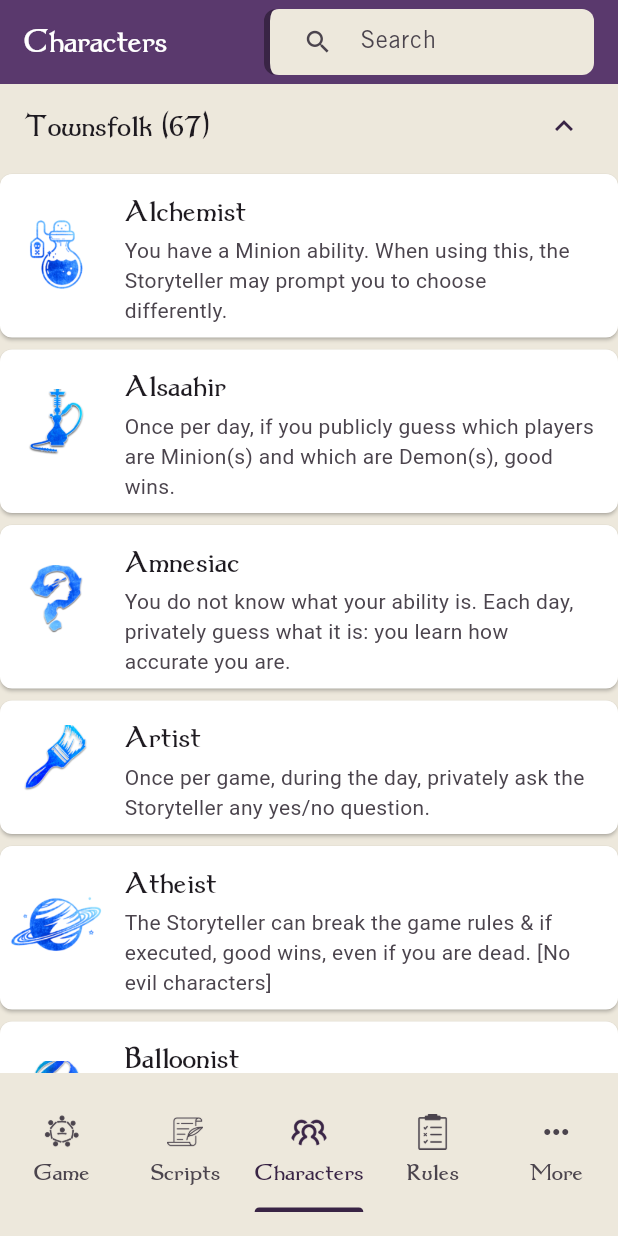
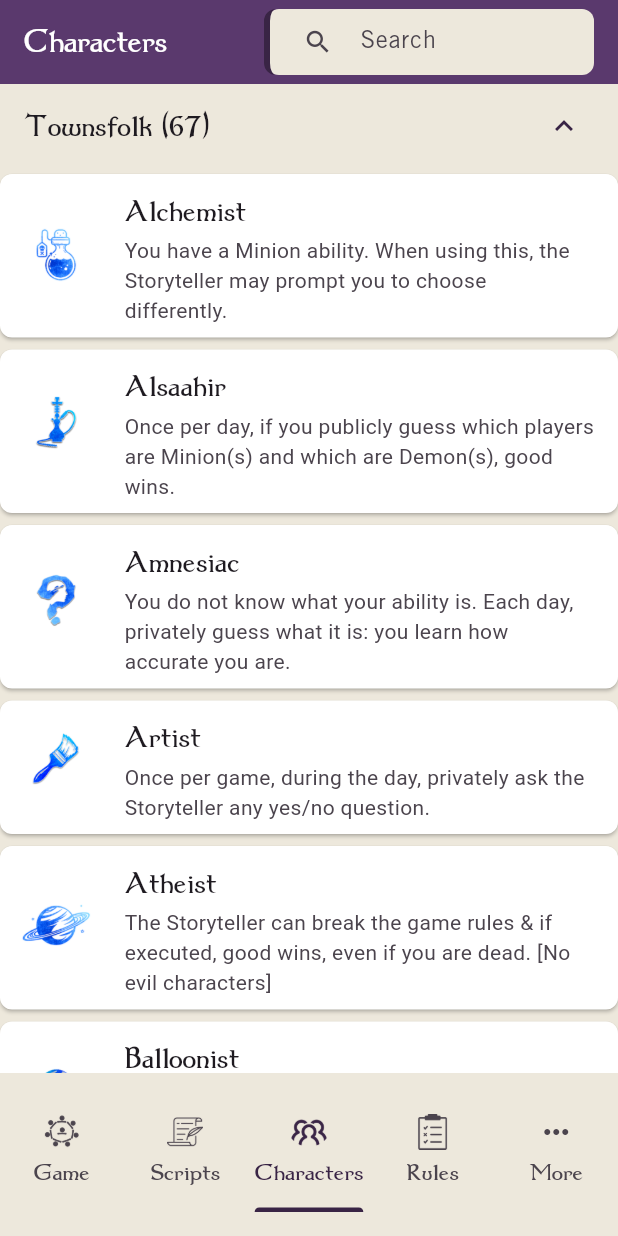
Before and after one commit to marianapatcosta/the-investigators-clues, a Flutter app: the screen it shows after launch, item 3 of the bottom bar chosen, on a phone screen of 412 x 824 dp. Run offline on Flutter 3.47's test engine with Material 3 defaults, Android fonts, the phone set to English and light mode, and no system bars; our stand-ins replace flutter_riverpod, shared_preferences, shimmer, webview_flutter; missing offline and left inert: flutter_circular_text; generated files the repository leaves out were written again.

Commit message:
improve some UI aspects

```diff
--- a/lib/l10n/app_en.arb
+++ b/lib/l10n/app_en.arb
@@ -43,6 +43,7 @@
   "drawing": "Drawing...",
   "drawCharacters": "Draw characters",
   "drawYourCharacter": "Grab your character from the bag!",
+  "eachNightExcept": "* Each night except the first night.",
   "edit": "Edit",
   "editGeneralNotes": "Edit general notes",
   "editInfoToken": "Edit info token",
--- a/lib/l10n/app_pt.arb
+++ b/lib/l10n/app_pt.arb
@@ -43,6 +43,7 @@
   "drawing": "A sortear...",
   "drawCharacters": "Sortear personagens",
   "drawYourCharacter": "Tira o teu personagem do saco!",
+  "eachNightExcept": "* Todas as noites excepto a primeira.",
   "edit": "Editar",
   "editGeneralNotes": "Editar notas gerais",
   "editInfoToken": "Editar informação",
--- a/lib/screens/characters_list.dart
+++ b/lib/screens/characters_list.dart
@@ -5,7 +5,7 @@ import 'package:my_botc_notes/data/characters.dart';
 import 'package:my_botc_notes/models/character.dart';
 import 'package:my_botc_notes/utils.dart';
 import 'package:my_botc_notes/widgets/index.dart'
-    show CharacterItem, Layout, Search;
+    show CharacterItem, CustomSafeArea, Layout, Search;
 
 final kInitialCharactersByTeam = getCharactersByTeam(characters);
 
@@ -71,9 +71,8 @@ class _CharactersListScreenState extends State<CharactersListScreen>
 
     return Layout(
       child: Scaffold(
-        body: /*  SafeArea(
-          child: */
-            CustomScrollView(
+          body: CustomSafeArea(
+        child: CustomScrollView(
           slivers: [
             SliverAppBar(
               automaticallyImplyLeading:
@@ -148,8 +147,7 @@ class _CharactersListScreenState extends State<CharactersListScreen>
                   ),
           ],
         ),
-        // )
-      ),
+      )),
     );
   }
 }
--- a/lib/widgets/grimoire/grimoire_settings.dart
+++ b/lib/widgets/grimoire/grimoire_settings.dart
@@ -165,7 +165,6 @@ class _GrimoireSettingsState extends State<GrimoireSettings> {
       title: t.grimoireSettings,
       content: Container(
         margin: const EdgeInsets.only(bottom: 24),
-        padding: const EdgeInsets.symmetric(horizontal: 16),
         child: Column(
           crossAxisAlignment: CrossAxisAlignment.start,
           children: [
--- a/lib/widgets/grimoire/player_item.dart
+++ b/lib/widgets/grimoire/player_item.dart
@@ -151,8 +151,8 @@ class _PlayerItemState extends State<PlayerItem> {
     final isPlayerOnRightSide = _offset.dx > grimoireSize.width / 2;
 
     final double additionalInfoWidth = widget.showPlayersNotes
-        ? kPlayerNotesSize
-        : (widget.showVotingPhase ? kPlayerCheckboxesSize : 0);
+        ? kPlayerNotesSize + 2
+        : (widget.showVotingPhase ? kPlayerCheckboxesSize : 0) + 2;
 
     return Positioned(
         left:
--- a/lib/widgets/scripts/character_image.dart
+++ b/lib/widgets/scripts/character_image.dart
@@ -33,7 +33,7 @@ class CharacterImage extends StatelessWidget {
           )
         : Image.asset(
             image,
-            fit: BoxFit.cover,
+            fit: BoxFit.fitHeight,
             semanticLabel: name,
             color: color,
             errorBuilder: (context, error, stackTrace) {
--- /dev/null
+++ b/lib/widgets/ui/custom_safearea.dart
@@ -0,0 +1,29 @@
+import 'package:flutter/material.dart';
+
+class CustomSafeArea extends StatelessWidget {
+  const CustomSafeArea({
+    super.key,
+    required this.child,
+  });
+
+  final Widget child;
+
+  @override
+  Widget build(BuildContext context) {
+    final theme = Theme.of(context);
+    final safeAreaInsets = MediaQuery.of(context).padding;
+
+    return Stack(
+      children: [
+        Positioned(
+          top: 0,
+          left: 0,
+          right: 0,
+          height: safeAreaInsets.top,
+          child: Container(color: theme.appBarTheme.backgroundColor),
+        ),
+        SafeArea(child: child),
+      ],
+    );
+  }
+}
--- a/lib/widgets/ui/index.dart
+++ b/lib/widgets/ui/index.dart
@@ -1,4 +1,5 @@
 export 'button_tab.dart';
+export 'custom_safearea.dart';
 export 'dropdown_search.dart';
 export 'form_action_bar.dart';
 export 'dropdown.dart';
```
Also changed, not shown: lib/screens/character_details.dart (+31 -7 lines), lib/screens/game.dart (+10 -6 lines), lib/screens/rules.dart (+36 -27 lines), lib/screens/script_details.dart (+4 -10 lines), lib/screens/scripts_list.dart (+8 -1 lines), lib/widgets/game_setup/new_game_storyteller_form.dart (+20 -14 lines), lib/widgets/scripts/characters_grid.dart (+9 -2 lines), lib/widgets/scripts/characters_list.dart (+12 -6 lines), lib/widgets/scripts/script_details_content.dart (+11 -0 lines), lib/widgets/scripts/team_script_title.dart (+4 -3 lines).
